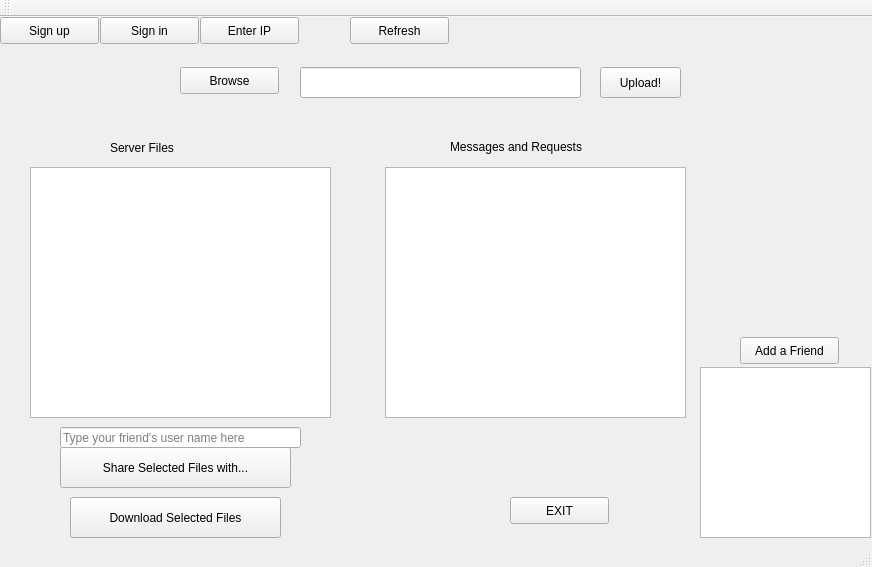
Qt form sharefileclient/mainwindow.ui (taragu/sharefile) before a commit.
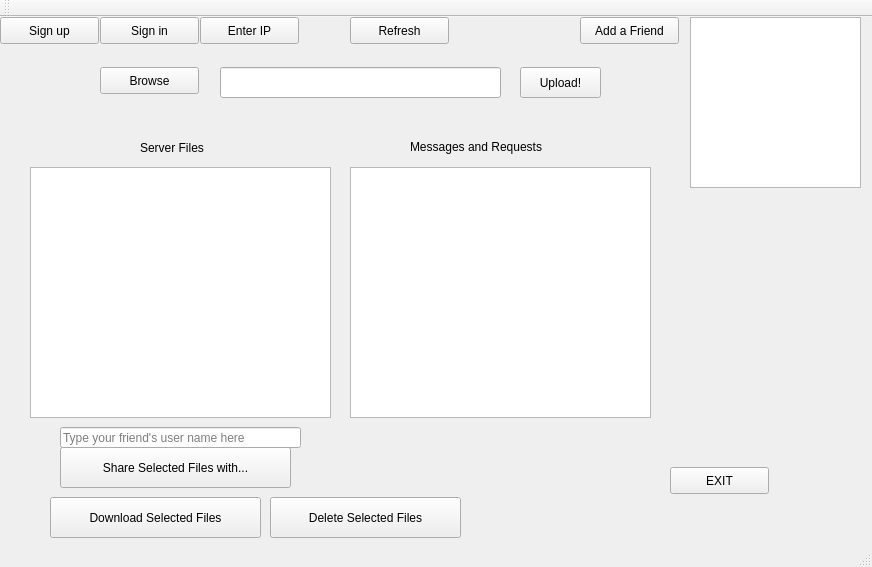
The same form after that commit.

Commit message: added delete selected files button; it's working

Patch:
```diff
--- a/sharefileclient/mainwindow.ui
+++ b/sharefileclient/mainwindow.ui
@@ -17,7 +17,7 @@
    <widget class="QLabel" name="label_3">
     <property name="geometry">
      <rect>
-      <x>110</x>
+      <x>140</x>
       <y>120</y>
       <width>131</width>
       <height>21</height>
@@ -40,7 +40,7 @@
    <widget class="QPushButton" name="upload_button">
     <property name="geometry">
      <rect>
-      <x>600</x>
+      <x>520</x>
       <y>50</y>
       <width>81</width>
       <height>31</height>
@@ -92,8 +92,8 @@
    <widget class="QPushButton" name="add_a_friend_button">
     <property name="geometry">
      <rect>
-      <x>740</x>
-      <y>320</y>
+      <x>580</x>
+      <y>0</y>
       <width>99</width>
       <height>27</height>
      </rect>
@@ -118,7 +118,7 @@
    <widget class="QLineEdit" name="browse_path_lineedit">
     <property name="geometry">
      <rect>
-      <x>300</x>
+      <x>220</x>
       <y>50</y>
       <width>281</width>
       <height>31</height>
@@ -128,7 +128,7 @@
    <widget class="QPushButton" name="browse_button">
     <property name="geometry">
      <rect>
-      <x>180</x>
+      <x>100</x>
       <y>50</y>
       <width>99</width>
       <height>27</height>
@@ -141,8 +141,8 @@
    <widget class="QListWidget" name="friends_list">
     <property name="geometry">
      <rect>
-      <x>700</x>
-      <y>350</y>
+      <x>690</x>
+      <y>0</y>
       <width>171</width>
       <height>171</height>
      </rect>
@@ -151,8 +151,8 @@
    <widget class="QPushButton" name="exit_button">
     <property name="geometry">
      <rect>
-      <x>510</x>
-      <y>480</y>
+      <x>670</x>
+      <y>450</y>
       <width>99</width>
       <height>27</height>
      </rect>
@@ -190,7 +190,7 @@
    <widget class="QPushButton" name="download_button">
     <property name="geometry">
      <rect>
-      <x>70</x>
+      <x>50</x>
       <y>480</y>
       <width>211</width>
       <height>41</height>
@@ -203,7 +203,7 @@
    <widget class="QListWidget" name="messages_list">
     <property name="geometry">
      <rect>
-      <x>385</x>
+      <x>350</x>
       <y>150</y>
       <width>301</width>
       <height>251</height>
@@ -213,7 +213,7 @@
    <widget class="QLabel" name="label">
     <property name="geometry">
      <rect>
-      <x>450</x>
+      <x>410</x>
       <y>120</y>
       <width>161</width>
       <height>20</height>
@@ -223,6 +223,19 @@
      <string>Messages and Requests</string>
     </property>
    </widget>
+   <widget class="QPushButton" name="delete_button">
+    <property name="geometry">
+     <rect>
+      <x>270</x>
+      <y>480</y>
+      <width>191</width>
+      <height>41</height>
+     </rect>
+    </property>
+    <property name="text">
+     <string>Delete Selected Files</string>
+    </property>
+   </widget>
   </widget>
   <widget class="QToolBar" name="mainToolBar">
    <attribute name="toolBarArea">
```
The commit also changes 6 other files.
